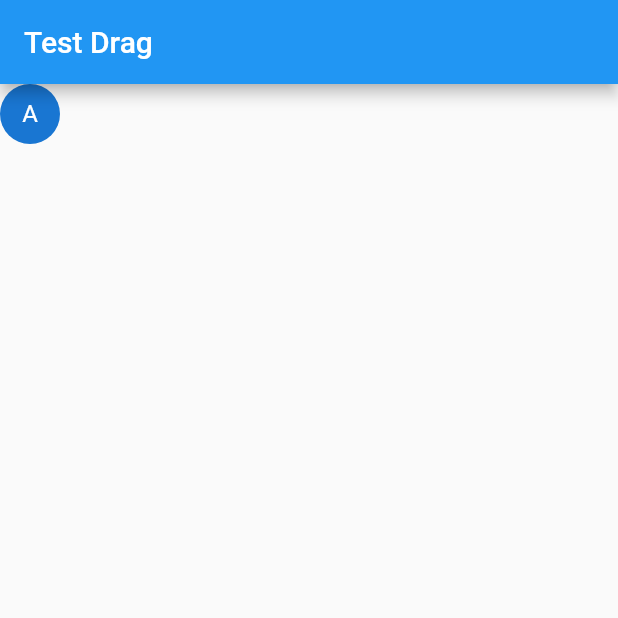
After one commit to huhx/flutter_learn, a Flutter app: the screen it shows after launch, on a phone screen of 412 x 824 dp, the top half of it. The commit adds this screen. Run offline on Flutter 3.47's test engine with Material 2 defaults, Android fonts, the phone set to English and light mode, and no system bars.

Commit message:
[huhx] -event: test the drag vertical widget

```diff
--- a/lib/main.dart
+++ b/lib/main.dart
@@ -1,6 +1,6 @@
 import 'package:flutter/material.dart';
 
-import 'view/drag_widget.dart';
+import 'view/drag_vertical_widget.dart';
 
 void main() {
   runApp(const MyApp());
@@ -28,7 +28,7 @@ class RootWidget extends StatelessWidget {
       appBar: AppBar(
         title: const Text("Test Drag"),
       ),
-      body: const DragWidget(),
+      body: const DragVerticalWidget(),
     );
   }
 }
--- /dev/null
+++ b/lib/view/drag_vertical_widget.dart
@@ -0,0 +1,29 @@
+import 'package:flutter/material.dart';
+
+class DragVerticalWidget extends StatefulWidget {
+  const DragVerticalWidget({super.key});
+
+  @override
+  State<DragVerticalWidget> createState() => _DragVerticalWidgetState();
+}
+
+class _DragVerticalWidgetState extends State<DragVerticalWidget> {
+  double top = 0.0;
+
+  @override
+  Widget build(BuildContext context) {
+    return Stack(
+      children: <Widget>[
+        Positioned(
+          top: top,
+          child: GestureDetector(
+            child: const CircleAvatar(child: Text("A")),
+            onVerticalDragUpdate: (DragUpdateDetails details) {
+              setState(() => top += details.delta.dy);
+            },
+          ),
+        )
+      ],
+    );
+  }
+}
```
